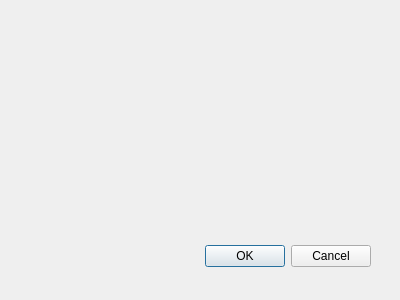
Before: the Qt Designer form ui/graphinfodialog.ui in rrwick/Bandage, drawn with Qt 5.
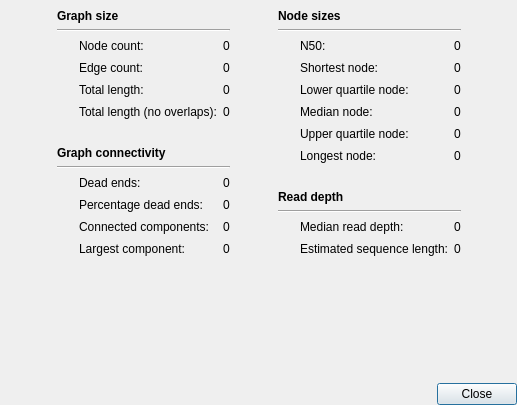
After: the same form once the commit is applied. Custom widgets are drawn as their Qt base class.

Commit message: Create graph info dialog

The edit to the form file:
```diff
--- a/ui/graphinfodialog.ui
+++ b/ui/graphinfodialog.ui
@@ -8,31 +8,817 @@
    <rect>
     <x>0</x>
     <y>0</y>
-    <width>400</width>
-    <height>300</height>
+    <width>517</width>
+    <height>405</height>
    </rect>
   </property>
   <property name="windowTitle">
    <string>Dialog</string>
   </property>
-  <widget class="QDialogButtonBox" name="buttonBox">
-   <property name="geometry">
-    <rect>
-     <x>30</x>
-     <y>240</y>
-     <width>341</width>
-     <height>32</height>
-    </rect>
+  <layout class="QGridLayout" name="gridLayout">
+   <property name="leftMargin">
+    <number>0</number>
    </property>
-   <property name="orientation">
-    <enum>Qt::Horizontal</enum>
+   <property name="topMargin">
+    <number>0</number>
    </property>
-   <property name="standardButtons">
-    <set>QDialogButtonBox::Cancel|QDialogButtonBox::Ok</set>
+   <property name="rightMargin">
+    <number>0</number>
    </property>
-  </widget>
+   <property name="bottomMargin">
+    <number>0</number>
+   </property>
+   <property name="spacing">
+    <number>0</number>
+   </property>
+   <item row="0" column="3">
+    <widget class="QWidget" name="widget_2" native="true">
+     <layout class="QGridLayout" name="gridLayout_3">
+      <item row="12" column="1">
+       <widget class="QLabel" name="label_34">
+        <property name="text">
+         <string>Estimated sequence length:</string>
+        </property>
+       </widget>
+      </item>
+      <item row="4" column="2">
+       <widget class="QLabel" name="lowerQuartileNodeLabel">
+        <property name="text">
+         <string>0</string>
+        </property>
+       </widget>
+      </item>
+      <item row="7" column="2">
+       <widget class="QLabel" name="longestNodeLabel">
+        <property name="text">
+         <string>0</string>
+        </property>
+       </widget>
+      </item>
+      <item row="5" column="1">
+       <widget class="QLabel" name="label_17">
+        <property name="text">
+         <string>Median node:</string>
+        </property>
+       </widget>
+      </item>
+      <item row="3" column="2">
+       <widget class="QLabel" name="shortestNodeLabel">
+        <property name="text">
+         <string>0</string>
+        </property>
+       </widget>
+      </item>
+      <item row="7" column="1">
+       <widget class="QLabel" name="label_19">
+        <property name="text">
+         <string>Longest node:</string>
+        </property>
+       </widget>
+      </item>
+      <item row="11" column="1">
+       <widget class="QLabel" name="label_33">
+        <property name="text">
+         <string>Median read depth:</string>
+        </property>
+       </widget>
+      </item>
+      <item row="3" column="1">
+       <widget class="QLabel" name="label_12">
+        <property name="text">
+         <string>Shortest node:</string>
+        </property>
+       </widget>
+      </item>
+      <item row="12" column="2">
+       <widget class="QLabel" name="estimatedSequenceLengthLabel">
+        <property name="text">
+         <string>0</string>
+        </property>
+       </widget>
+      </item>
+      <item row="6" column="2">
+       <widget class="QLabel" name="upperQuartileNodeLabel">
+        <property name="text">
+         <string>0</string>
+        </property>
+       </widget>
+      </item>
+      <item row="2" column="1">
+       <widget class="QLabel" name="label_11">
+        <property name="text">
+         <string>N50:</string>
+        </property>
+       </widget>
+      </item>
+      <item row="8" column="1" colspan="2">
+       <spacer name="verticalSpacer_3">
+        <property name="orientation">
+         <enum>Qt::Vertical</enum>
+        </property>
+        <property name="sizeType">
+         <enum>QSizePolicy::Fixed</enum>
+        </property>
+        <property name="sizeHint" stdset="0">
+         <size>
+          <width>20</width>
+          <height>20</height>
+         </size>
+        </property>
+       </spacer>
+      </item>
+      <item row="11" column="2">
+       <widget class="QLabel" name="medianReadDepthLabel">
+        <property name="text">
+         <string>0</string>
+        </property>
+       </widget>
+      </item>
+      <item row="5" column="2">
+       <widget class="QLabel" name="medianNodeLabel">
+        <property name="text">
+         <string>0</string>
+        </property>
+       </widget>
+      </item>
+      <item row="6" column="1">
+       <widget class="QLabel" name="label_18">
+        <property name="text">
+         <string>Upper quartile node:</string>
+        </property>
+       </widget>
+      </item>
+      <item row="4" column="1">
+       <widget class="QLabel" name="label_16">
+        <property name="text">
+         <string>Lower quartile node:</string>
+        </property>
+       </widget>
+      </item>
+      <item row="2" column="2">
+       <widget class="QLabel" name="n50Label">
+        <property name="text">
+         <string>0</string>
+        </property>
+       </widget>
+      </item>
+      <item row="13" column="1">
+       <spacer name="verticalSpacer_6">
+        <property name="orientation">
+         <enum>Qt::Vertical</enum>
+        </property>
+        <property name="sizeHint" stdset="0">
+         <size>
+          <width>20</width>
+          <height>40</height>
+         </size>
+        </property>
+       </spacer>
+      </item>
+      <item row="2" column="0">
+       <widget class="InfoTextWidget" name="n50InfoText" native="true">
+        <property name="sizePolicy">
+         <sizepolicy hsizetype="Fixed" vsizetype="Fixed">
+          <horstretch>0</horstretch>
+          <verstretch>0</verstretch>
+         </sizepolicy>
+        </property>
+        <property name="minimumSize">
+         <size>
+          <width>16</width>
+          <height>16</height>
+         </size>
+        </property>
+        <property name="maximumSize">
+         <size>
+          <width>16</width>
+          <height>16</height>
+         </size>
+        </property>
+       </widget>
+      </item>
+      <item row="3" column="0">
+       <widget class="InfoTextWidget" name="shortestNodeInfoText" native="true">
+        <property name="sizePolicy">
+         <sizepolicy hsizetype="Fixed" vsizetype="Fixed">
+          <horstretch>0</horstretch>
+          <verstretch>0</verstretch>
+         </sizepolicy>
+        </property>
+        <property name="minimumSize">
+         <size>
+          <width>16</width>
+          <height>16</height>
+         </size>
+        </property>
+        <property name="maximumSize">
+         <size>
+          <width>16</width>
+          <height>16</height>
+         </size>
+        </property>
+       </widget>
+      </item>
+      <item row="4" column="0">
+       <widget class="InfoTextWidget" name="lowerQuartileNodeInfoText" native="true">
+        <property name="sizePolicy">
+         <sizepolicy hsizetype="Fixed" vsizetype="Fixed">
+          <horstretch>0</horstretch>
+          <verstretch>0</verstretch>
+         </sizepolicy>
+        </property>
+        <property name="minimumSize">
+         <size>
+          <width>16</width>
+          <height>16</height>
+         </size>
+        </property>
+        <property name="maximumSize">
+         <size>
+          <width>16</width>
+          <height>16</height>
+         </size>
+        </property>
+       </widget>
+      </item>
+      <item row="5" column="0">
+       <widget class="InfoTextWidget" name="medianNodeInfoText" native="true">
+        <property name="sizePolicy">
+         <sizepolicy hsizetype="Fixed" vsizetype="Fixed">
+          <horstretch>0</horstretch>
+          <verstretch>0</verstretch>
+         </sizepolicy>
+        </property>
+        <property name="minimumSize">
+         <size>
+          <width>16</width>
+          <height>16</height>
+         </size>
+        </property>
+        <property name="maximumSize">
+         <size>
+          <width>16</width>
+          <height>16</height>
+         </size>
+        </property>
+       </widget>
+      </item>
+      <item row="6" column="0">
+       <widget class="InfoTextWidget" name="upperQuartileNodeInfoText" native="true">
+        <property name="sizePolicy">
+         <sizepolicy hsizetype="Fixed" vsizetype="Fixed">
+          <horstretch>0</horstretch>
+          <verstretch>0</verstretch>
+         </sizepolicy>
+        </property>
+        <property name="minimumSize">
+         <size>
+          <width>16</width>
+          <height>16</height>
+         </size>
+        </property>
+        <property name="maximumSize">
+         <size>
+          <width>16</width>
+          <height>16</height>
+         </size>
+        </property>
+       </widget>
+      </item>
+      <item row="7" column="0">
+       <widget class="InfoTextWidget" name="longestNodeInfoText" native="true">
+        <property name="sizePolicy">
+         <sizepolicy hsizetype="Fixed" vsizetype="Fixed">
+          <horstretch>0</horstretch>
+          <verstretch>0</verstretch>
+         </sizepolicy>
+        </property>
+        <property name="minimumSize">
+         <size>
+          <width>16</width>
+          <height>16</height>
+         </size>
+        </property>
+        <property name="maximumSize">
+         <size>
+          <width>16</width>
+          <height>16</height>
+         </size>
+        </property>
+       </widget>
+      </item>
+      <item row="11" column="0">
+       <widget class="InfoTextWidget" name="medianReadDepthInfoText" native="true">
+        <property name="sizePolicy">
+         <sizepolicy hsizetype="Fixed" vsizetype="Fixed">
+          <horstretch>0</horstretch>
+          <verstretch>0</verstretch>
+         </sizepolicy>
+        </property>
+        <property name="minimumSize">
+         <size>
+          <width>16</width>
+          <height>16</height>
+         </size>
+        </property>
+        <property name="maximumSize">
+         <size>
+          <width>16</width>
+          <height>16</height>
+         </size>
+        </property>
+       </widget>
+      </item>
+      <item row="12" column="0">
+       <widget class="InfoTextWidget" name="estimatedSequenceLengthInfoText" native="true">
+        <property name="sizePolicy">
+         <sizepolicy hsizetype="Fixed" vsizetype="Fixed">
+          <horstretch>0</horstretch>
+          <verstretch>0</verstretch>
+         </sizepolicy>
+        </property>
+        <property name="minimumSize">
+         <size>
+          <width>16</width>
+          <height>16</height>
+         </size>
+        </property>
+        <property name="maximumSize">
+         <size>
+          <width>16</width>
+          <height>16</height>
+         </size>
+        </property>
+       </widget>
+      </item>
+      <item row="10" column="0" colspan="3">
+       <widget class="Line" name="line_4">
+        <property name="orientation">
+         <enum>Qt::Horizontal</enum>
+        </property>
+       </widget>
+      </item>
+      <item row="9" column="0" colspan="2">
+       <widget class="QLabel" name="label_32">
+        <property name="font">
+         <font>
+          <weight>75</weight>
+          <bold>true</bold>
+         </font>
+        </property>
+        <property name="text">
+         <string>Read depth</string>
+        </property>
+       </widget>
+      </item>
+      <item row="0" column="0" colspan="2">
+       <widget class="QLabel" name="label_15">
+        <property name="font">
+         <font>
+          <weight>75</weight>
+          <bold>true</bold>
+         </font>
+        </property>
+        <property name="text">
+         <string>Node sizes</string>
+        </property>
+       </widget>
+      </item>
+      <item row="1" column="0" colspan="3">
+       <widget class="Line" name="line_3">
+        <property name="orientation">
+         <enum>Qt::Horizontal</enum>
+        </property>
+       </widget>
+      </item>
+     </layout>
+    </widget>
+   </item>
+   <item row="0" column="1">
+    <widget class="QWidget" name="widget" native="true">
+     <layout class="QGridLayout" name="gridLayout_2">
+      <item row="3" column="2">
+       <widget class="QLabel" name="edgeCountLabel">
+        <property name="text">
+         <string>0</string>
+        </property>
+       </widget>
+      </item>
+      <item row="11" column="2">
+       <widget class="QLabel" name="connectedComponentsLabel">
+        <property name="text">
+         <string>0</string>
+        </property>
+       </widget>
+      </item>
+      <item row="5" column="2">
+       <widget class="QLabel" name="totalLengthNoOverlapsLabel">
+        <property name="text">
+         <string>0</string>
+        </property>
+       </widget>
+      </item>
+      <item row="10" column="1">
+       <widget class="QLabel" name="label_8">
+        <property name="text">
+         <string>Percentage dead ends:</string>
+        </property>
+       </widget>
+      </item>
+      <item row="4" column="1">
+       <widget class="QLabel" name="label_3">
+        <property name="text">
+         <string>Total length:</string>
+        </property>
+       </widget>
+      </item>
+      <item row="9" column="1">
+       <widget class="QLabel" name="label_7">
+        <property name="text">
+         <string>Dead ends:</string>
+        </property>
+       </widget>
+      </item>
+      <item row="12" column="1">
+       <widget class="QLabel" name="label_10">
+        <property name="text">
+         <string>Largest component:</string>
+        </property>
+       </widget>
+      </item>
+      <item row="2" column="2">
+       <widget class="QLabel" name="nodeCountLabel">
+        <property name="text">
+         <string>0</string>
+        </property>
+       </widget>
+      </item>
+      <item row="13" column="1" colspan="2">
+       <spacer name="verticalSpacer_5">
+        <property name="orientation">
+         <enum>Qt::Vertical</enum>
+        </property>
+        <property name="sizeHint" stdset="0">
+         <size>
+          <width>20</width>
+          <height>40</height>
+         </size>
+        </property>
+       </spacer>
+      </item>
+      <item row="9" column="2">
+       <widget class="QLabel" name="deadEndsLabel">
+        <property name="text">
+         <string>0</string>
+        </property>
+       </widget>
+      </item>
+      <item row="3" column="1">
+       <widget class="QLabel" name="label_2">
+        <property name="text">
+         <string>Edge count:</string>
+        </property>
+       </widget>
+      </item>
+      <item row="5" column="1">
+       <widget class="QLabel" name="label_30">
+        <property name="text">
+         <string>Total length (no overlaps):</string>
+        </property>
+       </widget>
+      </item>
+      <item row="4" column="2">
+       <widget class="QLabel" name="totalLengthLabel">
+        <property name="text">
+         <string>0</string>
+        </property>
+       </widget>
+      </item>
+      <item row="12" column="2">
+       <widget class="QLabel" name="largestComponentLabel">
+        <property name="text">
+         <string>0</string>
+        </property>
+       </widget>
+      </item>
+      <item row="6" column="1" colspan="2">
+       <spacer name="verticalSpacer_2">
+        <property name="orientation">
+         <enum>Qt::Vertical</enum>
+        </property>
+        <property name="sizeType">
+         <enum>QSizePolicy::Fixed</enum>
+        </property>
+        <property name="sizeHint" stdset="0">
+         <size>
+          <width>20</width>
+          <height>20</height>
+         </size>
+        </property>
+       </spacer>
+      </item>
+      <item row="11" column="1">
+       <widget class="QLabel" name="label_9">
+        <property name="text">
+         <string>Connected components:</string>
+        </property>
+       </widget>
+      </item>
+      <item row="10" column="2">
+       <widget class="QLabel" name="percentageDeadEndsLabel">
+        <property name="text">
+         <string>0</string>
+        </property>
+       </widget>
+      </item>
+      <item row="2" column="1">
+       <widget class="QLabel" name="label">
+        <property name="text">
+         <string>Node count:</string>
+        </property>
+       </widget>
+      </item>
+      <item row="2" column="0">
+       <widget class="InfoTextWidget" name="nodeCountInfoText" native="true">
+        <property name="sizePolicy">
+         <sizepolicy hsizetype="Fixed" vsizetype="Fixed">
+          <horstretch>0</horstretch>
+          <verstretch>0</verstretch>
+         </sizepolicy>
+        </property>
+        <property name="minimumSize">
+         <size>
+          <width>16</width>
+          <height>16</height>
+         </size>
+        </property>
+        <property name="maximumSize">
+         <size>
+          <width>16</width>
+          <height>16</height>
+         </size>
+        </property>
+       </widget>
+      </item>
+      <item row="0" column="0" colspan="3">
+       <widget class="QLabel" name="label_13">
+        <property name="font">
+         <font>
+          <weight>75</weight>
+          <bold>true</bold>
+         </font>
+        </property>
+        <property name="text">
+         <string>Graph size</string>
+        </property>
+       </widget>
+      </item>
+      <item row="1" column="0" colspan="3">
+       <widget class="Line" name="line">
+        <property name="orientation">
+         <enum>Qt::Horizontal</enum>
+        </property>
+       </widget>
+      </item>
+      <item row="3" column="0">
+       <widget class="InfoTextWidget" name="edgeCountInfoText" native="true">
+        <property name="sizePolicy">
+         <sizepolicy hsizetype="Fixed" vsizetype="Fixed">
+          <horstretch>0</horstretch>
+          <verstretch>0</verstretch>
+         </sizepolicy>
+        </property>
+        <property name="minimumSize">
+         <size>
+          <width>16</width>
+          <height>16</height>
+         </size>
+        </property>
+        <property name="maximumSize">
+         <size>
+          <width>16</width>
+          <height>16</height>
+         </size>
+        </property>
+       </widget>
+      </item>
+      <item row="4" column="0">
+       <widget class="InfoTextWidget" name="totalLengthInfoText" native="true">
+        <property name="sizePolicy">
+         <sizepolicy hsizetype="Fixed" vsizetype="Fixed">
+          <horstretch>0</horstretch>
+          <verstretch>0</verstretch>
+         </sizepolicy>
+        </property>
+        <property name="minimumSize">
+         <size>
+          <width>16</width>
+          <height>16</height>
+         </size>
+        </property>
+        <property name="maximumSize">
+         <size>
+          <width>16</width>
+          <height>16</height>
+         </size>
+        </property>
+       </widget>
+      </item>
+      <item row="5" column="0">
+       <widget class="InfoTextWidget" name="totalLengthNoOverlapsInfoText" native="true">
+        <property name="sizePolicy">
+         <sizepolicy hsizetype="Fixed" vsizetype="Fixed">
+          <horstretch>0</horstretch>
+          <verstretch>0</verstretch>
+         </sizepolicy>
+        </property>
+        <property name="minimumSize">
+         <size>
+          <width>16</width>
+          <height>16</height>
+         </size>
+        </property>
+        <property name="maximumSize">
+         <size>
+          <width>16</width>
+          <height>16</height>
+         </size>
+        </property>
+       </widget>
+      </item>
+      <item row="9" column="0">
+       <widget class="InfoTextWidget" name="deadEndsInfoText" native="true">
+        <property name="sizePolicy">
+         <sizepolicy hsizetype="Fixed" vsizetype="Fixed">
+          <horstretch>0</horstretch>
+          <verstretch>0</verstretch>
+         </sizepolicy>
+        </property>
+        <property name="minimumSize">
+         <size>
+          <width>16</width>
+          <height>16</height>
+         </size>
+        </property>
+        <property name="maximumSize">
+         <size>
+          <width>16</width>
+          <height>16</height>
+         </size>
+        </property>
+       </widget>
+      </item>
+      <item row="10" column="0">
+       <widget class="InfoTextWidget" name="percentageDeadEndsInfoText" native="true">
+        <property name="sizePolicy">
+         <sizepolicy hsizetype="Fixed" vsizetype="Fixed">
+          <horstretch>0</horstretch>
+          <verstretch>0</verstretch>
+         </sizepolicy>
+        </property>
+        <property name="minimumSize">
+         <size>
+          <width>16</width>
+          <height>16</height>
+         </size>
+        </property>
+        <property name="maximumSize">
+         <size>
+          <width>16</width>
+          <height>16</height>
+         </size>
+        </property>
+       </widget>
+      </item>
+      <item row="11" column="0">
+       <widget class="InfoTextWidget" name="connectedComponentsInfoText" native="true">
+        <property name="sizePolicy">
+         <sizepolicy hsizetype="Fixed" vsizetype="Fixed">
+          <horstretch>0</horstretch>
+          <verstretch>0</verstretch>
+         </sizepolicy>
+        </property>
+        <property name="minimumSize">
+         <size>
+          <width>16</width>
+          <height>16</height>
+         </size>
+        </property>
+        <property name="maximumSize">
+         <size>
+          <width>16</width>
+          <height>16</height>
+         </size>
+        </property>
+       </widget>
+      </item>
+      <item row="12" column="0">
+       <widget class="InfoTextWidget" name="largestComponentInfoText" native="true">
+        <property name="sizePolicy">
+         <sizepolicy hsizetype="Fixed" vsizetype="Fixed">
+          <horstretch>0</horstretch>
+          <verstretch>0</verstretch>
+         </sizepolicy>
+        </property>
+        <property name="minimumSize">
+         <size>
+          <width>16</width>
+          <height>16</height>
+         </size>
+        </property>
+        <property name="maximumSize">
+         <size>
+          <width>16</width>
+          <height>16</height>
+         </size>
+        </property>
+       </widget>
+      </item>
+      <item row="7" column="0" colspan="3">
+       <widget class="QLabel" name="label_14">
+        <property name="font">
+         <font>
+          <weight>75</weight>
+          <bold>true</bold>
+         </font>
+        </property>
+        <property name="text">
+         <string>Graph connectivity</string>
+        </property>
+       </widget>
+      </item>
+      <item row="8" column="0" colspan="3">
+       <widget class="Line" name="line_2">
+        <property name="orientation">
+         <enum>Qt::Horizontal</enum>
+        </property>
+       </widget>
+      </item>
+     </layout>
+    </widget>
+   </item>
+   <item row="1" column="0" colspan="5">
+    <widget class="QDialogButtonBox" name="buttonBox">
+     <property name="orientation">
+      <enum>Qt::Horizontal</enum>
+     </property>
+     <property name="standardButtons">
+      <set>QDialogButtonBox::Close</set>
+     </property>
+    </widget>
+   </item>
+   <item row="0" column="0">
+    <spacer name="horizontalSpacer">
+     <property name="orientation">
+      <enum>Qt::Horizontal</enum>
+     </property>
+     <property name="sizeHint" stdset="0">
+      <size>
+       <width>40</width>
+       <height>20</height>
+      </size>
+     </property>
+    </spacer>
+   </item>
+   <item row="0" column="4">
+    <spacer name="horizontalSpacer_2">
+     <property name="orientation">
+      <enum>Qt::Horizontal</enum>
+     </property>
+     <property name="sizeHint" stdset="0">
+      <size>
+       <width>40</width>
+       <height>20</height>
+      </size>
+     </property>
+    </spacer>
+   </item>
+   <item row="0" column="2">
+    <spacer name="horizontalSpacer_3">
+     <property name="orientation">
+      <enum>Qt::Horizontal</enum>
+     </property>
+     <property name="sizeType">
+      <enum>QSizePolicy::Fixed</enum>
+     </property>
+     <property name="sizeHint" stdset="0">
+      <size>
+       <width>30</width>
+       <height>20</height>
+      </size>
+     </property>
+    </spacer>
+   </item>
+  </layout>
  </widget>
- <pixmapfunction/>
+ <customwidgets>
+  <customwidget>
+   <class>InfoTextWidget</class>
+   <extends>QWidget</extends>
+   <header>infotextwidget.h</header>
+   <container>1</container>
+  </customwidget>
+ </customwidgets>
  <resources/>
  <connections>
   <connection>
```
Left out of the diff: 6 changed lines with no effect on the pictures. The commit also changes 15 other files.
